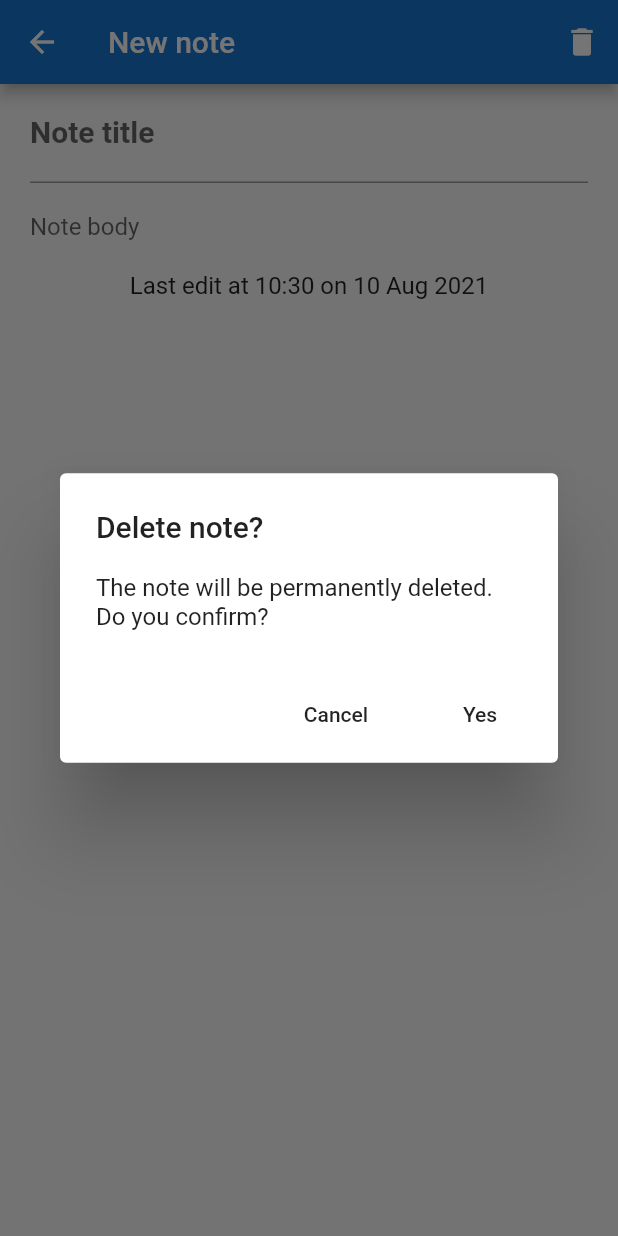
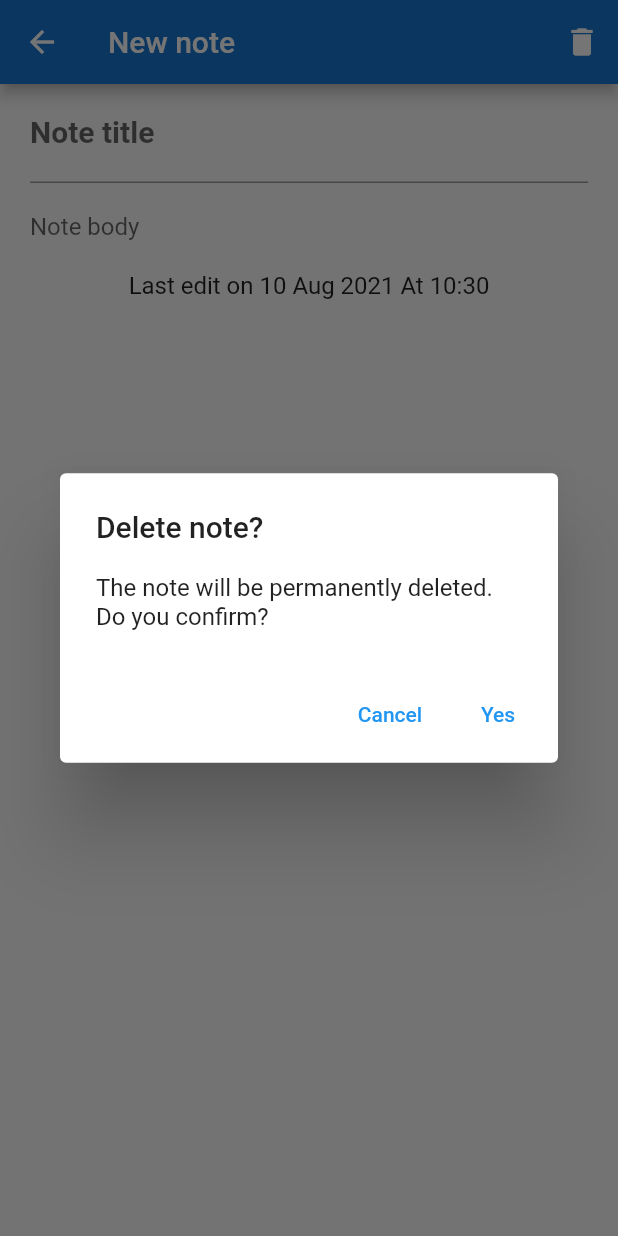
Before and after one commit to CosminDanielSolomon/MyNotes, a Flutter app: the Note screen opened directly with empty values, after a tap on the "delete" icon, on a phone screen of 412 x 824 dp. Run offline on Flutter 3.47's test engine with Material 2 defaults, Android fonts, the phone set to English and light mode, and no system bars; our stand-ins replace sqflite; accounts and stored records are empty.

```diff
--- a/lib/models/noteData.dart
+++ b/lib/models/noteData.dart
@@ -1,7 +1,6 @@
 import 'package:uuid/uuid.dart';
 
 class NoteData {
-  int _position;
   String _id;
   String _title;
   String _description;
@@ -13,16 +12,11 @@ class NoteData {
     var uuid = Uuid();
     this._id = uuid.v1();
     this._dateTime = DateTime.now();
-    _position = 0; // TODO replace with logic
   }
 
-  NoteData.fromDb(
-      this._position, this._id, this._title, this._description, this._dateTime);
+  NoteData.fromDb(this._id, this._title, this._description, this._dateTime);
 
   // getters, setters, operators
-
-  int get position => _position;
-  set position(int position) => this._position = position;
 
   String get id => _id;
 
@@ -47,7 +41,6 @@ class NoteData {
   Map<String, dynamic> toMap() {
     return {
       'id': _id,
-      'position': _position,
       'title': _title,
       'description': _description,
       'dateTime': _dateTime.toIso8601String(),
--- a/lib/myNotesList.dart
+++ b/lib/myNotesList.dart
@@ -34,6 +34,7 @@ class _MyNotesListState extends State<MyNotesList> {
       Provider.of<NotesModel>(context, listen: false)
           .notes
           .insert(newIndex, element);
+      Provider.of<NotesModel>(context, listen: false).updateNotesPosition();
     });
   }
 
@@ -52,14 +53,11 @@ class _MyNotesListState extends State<MyNotesList> {
         width: double.infinity,
         child: Consumer<NotesModel>(
           builder: (context, notesData, child) {
-            print(notesData.notes.length);
-            print(notesData.notes);
             if (notesData.notes.length > 0)
               return ReorderableListView(
                 onReorder: _updateMyItems,
                 children: [
                   ...(notesData.notes).map((noteData) {
-                    print(noteData.id);
                     return NoteCard(Key(noteData.id), noteData);
                   }).toList(),
                 ],
--- a/lib/note.dart
+++ b/lib/note.dart
@@ -38,7 +38,7 @@ class Note extends StatelessWidget {
         TextEditingController(text: note.title);
     TextEditingController descriptionController =
         TextEditingController(text: note.description);
-    final DateFormat formatter = DateFormat('HH:mm on dd MMM yyyy');
+    final DateFormat formatter = DateFormat('dd MMM yyyy At HH:mm');
     return Container(
       margin: const EdgeInsets.only(left: 20.0, right: 20.0),
       child: SingleChildScrollView(
@@ -75,7 +75,7 @@ class Note extends StatelessWidget {
             Container(
               alignment: Alignment.bottomCenter,
               child: Text(
-                "Last edit at " + formatter.format(note.lastModifyDate),
+                "Last edit on " + formatter.format(note.lastModifyDate),
                 style: TextStyle(
                   fontSize: 16.0,
                 ),
@@ -89,13 +89,13 @@ class Note extends StatelessWidget {
 
   showAlertDialog(BuildContext context) {
     // set up the buttons
-    Widget cancelButton = FlatButton(
+    Widget cancelButton = TextButton(
       child: Text("Cancel"),
       onPressed: () {
         Navigator.pop(context);
       },
     );
-    Widget continueButton = FlatButton(
+    Widget continueButton = TextButton(
       child: Text("Yes"),
       onPressed: () {
         Navigator.pop(context);
```
Also changed, not shown: lib/models/notesModel.dart (+10 -2 lines), lib/noteCard.dart (+87 -10 lines), lib/persistence/databaseHandler.dart (+14 -8 lines).
